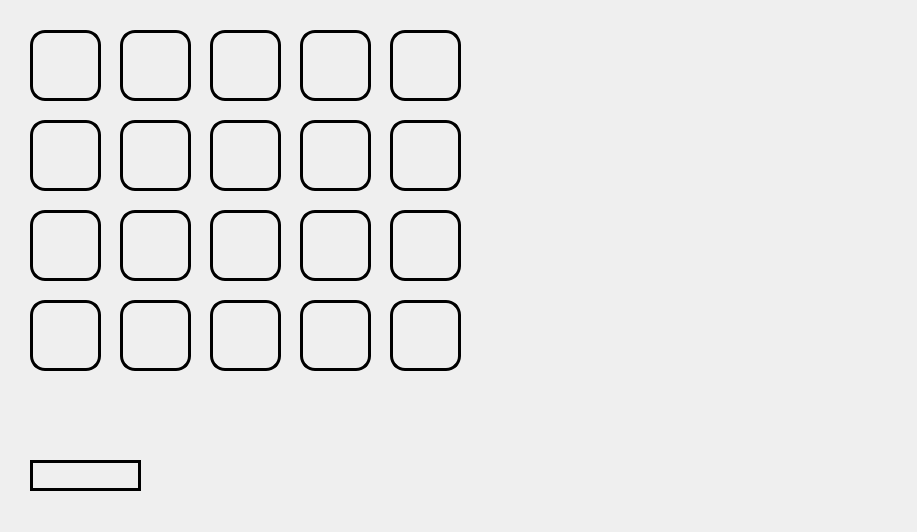
Before: the Qt Designer form View/UI/main_window.ui in badmoodd/GardenUI, drawn with Qt 5.
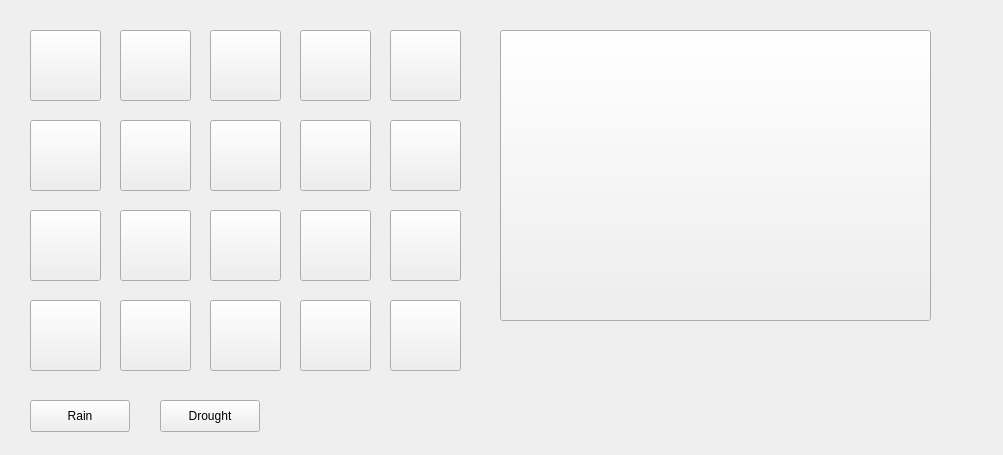
After: the same form once the commit is applied.

The edit to the form file:
```diff
--- a/View/UI/main_window.ui
+++ b/View/UI/main_window.ui
@@ -9,8 +9,8 @@
    <rect>
     <x>0</x>
     <y>0</y>
-    <width>917</width>
-    <height>532</height>
+    <width>1003</width>
+    <height>455</height>
    </rect>
   </property>
   <property name="windowTitle">
@@ -26,8 +26,7 @@
     </rect>
    </property>
    <property name="styleSheet">
-    <string notr="true">border : 3px solid black; 
-border-radius: 15px;</string>
+    <string notr="true"/>
    </property>
    <property name="text">
     <string/>
@@ -43,8 +42,7 @@
     </rect>
    </property>
    <property name="styleSheet">
-    <string notr="true">border : 3px solid black; 
-border-radius: 15px;</string>
+    <string notr="true"/>
    </property>
    <property name="text">
     <string/>
@@ -60,8 +58,7 @@
     </rect>
    </property>
    <property name="styleSheet">
-    <string notr="true">border : 3px solid black; 
-border-radius: 15px;</string>
+    <string notr="true"/>
    </property>
    <property name="text">
     <string/>
@@ -77,8 +74,7 @@
     </rect>
    </property>
    <property name="styleSheet">
-    <string notr="true">border : 3px solid black; 
-border-radius: 15px;</string>
+    <string notr="true"/>
    </property>
    <property name="text">
     <string/>
@@ -94,8 +90,7 @@
     </rect>
    </property>
    <property name="styleSheet">
-    <string notr="true">border : 3px solid black; 
-border-radius: 15px;</string>
+    <string notr="true"/>
    </property>
    <property name="text">
     <string/>
@@ -111,9 +106,7 @@
     </rect>
    </property>
    <property name="styleSheet">
-    <string notr="true">border : 3px solid black; 
-border-radius: 15px;
-</string>
+    <string notr="true"/>
    </property>
    <property name="text">
     <string/>
@@ -129,8 +122,7 @@
     </rect>
    </property>
    <property name="styleSheet">
-    <string notr="true">border : 3px solid black; 
-border-radius: 15px;</string>
+    <string notr="true"/>
    </property>
    <property name="text">
     <string/>
@@ -146,8 +138,7 @@
     </rect>
    </property>
    <property name="styleSheet">
-    <string notr="true">border : 3px solid black; 
-border-radius: 15px;</string>
+    <string notr="true"/>
    </property>
    <property name="text">
     <string/>
@@ -163,8 +154,7 @@
     </rect>
    </property>
    <property name="styleSheet">
-    <string notr="true">border : 3px solid black; 
-border-radius: 15px;</string>
+    <string notr="true"/>
    </property>
    <property name="text">
     <string/>
@@ -180,8 +170,7 @@
     </rect>
    </property>
    <property name="styleSheet">
-    <string notr="true">border : 3px solid black; 
-border-radius: 15px;</string>
+    <string notr="true"/>
    </property>
    <property name="text">
     <string/>
@@ -197,8 +186,7 @@
     </rect>
    </property>
    <property name="styleSheet">
-    <string notr="true">border : 3px solid black; 
-border-radius: 15px;</string>
+    <string notr="true"/>
    </property>
    <property name="text">
     <string/>
@@ -214,8 +202,7 @@
     </rect>
    </property>
    <property name="styleSheet">
-    <string notr="true">border : 3px solid black; 
-border-radius: 15px;</string>
+    <string notr="true"/>
    </property>
    <property name="text">
     <string/>
@@ -231,8 +218,7 @@
     </rect>
    </property>
    <property name="styleSheet">
-    <string notr="true">border : 3px solid black; 
-border-radius: 15px;</string>
+    <string notr="true"/>
    </property>
    <property name="text">
     <string/>
@@ -248,8 +234,7 @@
     </rect>
    </property>
    <property name="styleSheet">
-    <string notr="true">border : 3px solid black; 
-border-radius: 15px;</string>
+    <string notr="true"/>
    </property>
    <property name="text">
     <string/>
@@ -265,8 +250,7 @@
     </rect>
    </property>
    <property name="styleSheet">
-    <string notr="true">border : 3px solid black; 
-border-radius: 15px;</string>
+    <string notr="true"/>
    </property>
    <property name="text">
     <string/>
@@ -282,8 +266,7 @@
     </rect>
    </property>
    <property name="styleSheet">
-    <string notr="true">border : 3px solid black; 
-border-radius: 15px;</string>
+    <string notr="true"/>
    </property>
    <property name="text">
     <string/>
@@ -299,8 +282,7 @@
     </rect>
    </property>
    <property name="styleSheet">
-    <string notr="true">border : 3px solid black; 
-border-radius: 15px;</string>
+    <string notr="true"/>
    </property>
    <property name="text">
     <string/>
@@ -316,8 +298,7 @@
     </rect>
    </property>
    <property name="styleSheet">
-    <string notr="true">border : 3px solid black; 
-border-radius: 15px;</string>
+    <string notr="true"/>
    </property>
    <property name="text">
     <string/>
@@ -333,8 +314,7 @@
     </rect>
    </property>
    <property name="styleSheet">
-    <string notr="true">border : 3px solid black; 
-border-radius: 15px;</string>
+    <string notr="true"/>
    </property>
    <property name="text">
     <string/>
@@ -350,8 +330,7 @@
     </rect>
    </property>
    <property name="styleSheet">
-    <string notr="true">border : 3px solid black; 
-border-radius: 15px;</string>
+    <string notr="true"/>
    </property>
    <property name="text">
     <string/>
@@ -361,14 +340,36 @@
    <property name="geometry">
     <rect>
      <x>30</x>
-     <y>460</y>
-     <width>111</width>
-     <height>31</height>
+     <y>400</y>
+     <width>100</width>
+     <height>32</height>
     </rect>
    </property>
-   <property name="styleSheet">
-    <string notr="true">border : 3px solid black; 
-border-radius: 20px;</string>
+   <property name="text">
+    <string>Rain</string>
+   </property>
+  </widget>
+  <widget class="QPushButton" name="drought_button">
+   <property name="geometry">
+    <rect>
+     <x>160</x>
+     <y>400</y>
+     <width>100</width>
+     <height>32</height>
+    </rect>
+   </property>
+   <property name="text">
+    <string>Drought</string>
+   </property>
+  </widget>
+  <widget class="QPushButton" name="garden_image_button">
+   <property name="geometry">
+    <rect>
+     <x>500</x>
+     <y>30</y>
+     <width>431</width>
+     <height>291</height>
+    </rect>
    </property>
    <property name="text">
     <string/>
```
Left out of the diff: 6 changed lines with no effect on the pictures.
